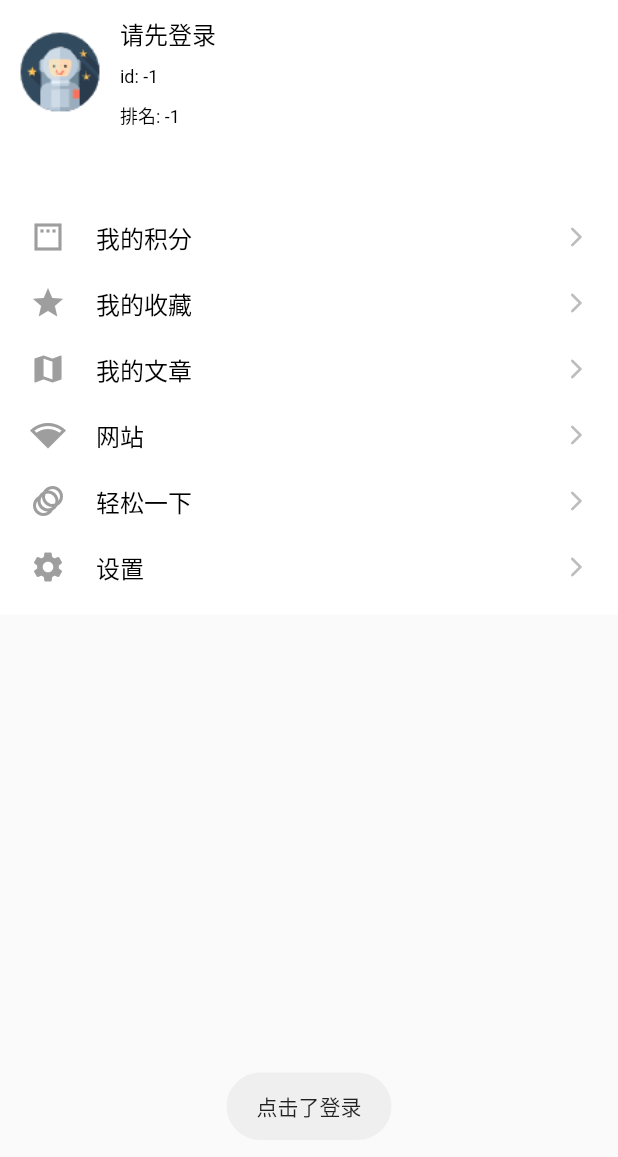
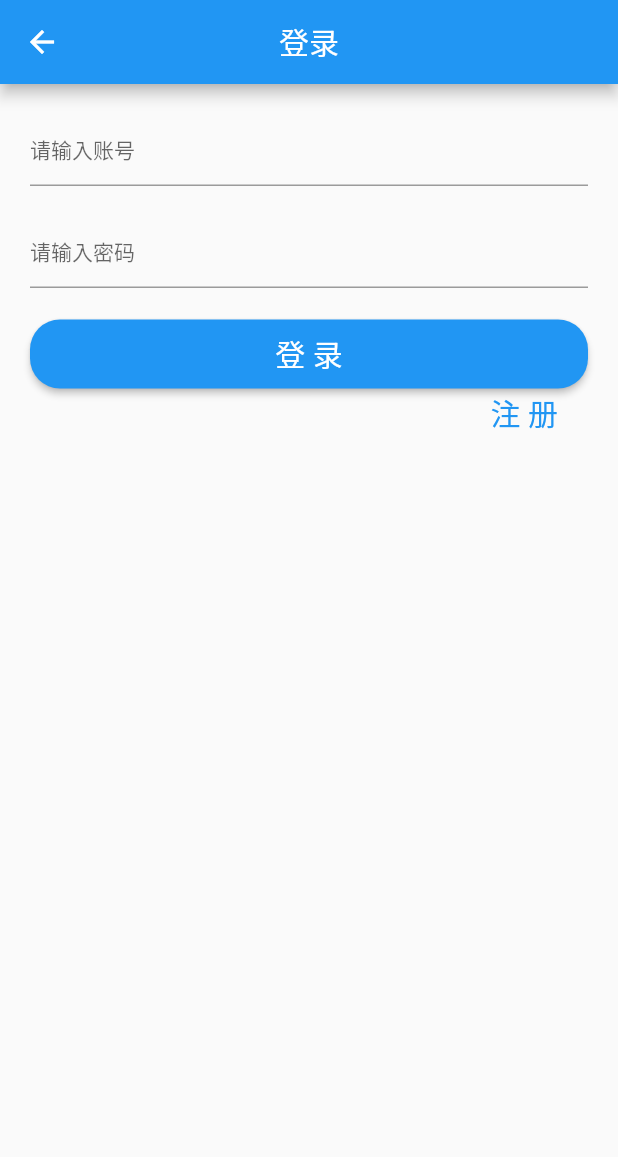
Before and after one commit to paihuai00/wan_android_flutter, a Flutter app: the BottomMinePage screen opened by its route, after a tap on "请先登录", on a phone screen of 412 x 824 dp. Shown: the top 1157 px of the screen. Run offline on Flutter 3.47's test engine with Material 2 defaults, Android fonts, the phone set to English and light mode, and no system bars; our stand-ins replace cached_network_image, cookie_jar, dio, dio_cookie_manager, flutter_easyrefresh, flutter_screenutil and 6 more; missing offline and left inert: dio_cache_interceptor; accounts and stored records are empty; statements that could not run were skipped.

Commit message:
添加 登录、注册页面

```diff
--- a/lib/pages/bottoms/bottom_mine_page.dart
+++ b/lib/pages/bottoms/bottom_mine_page.dart
@@ -1,7 +1,8 @@
 import 'package:flutter/material.dart';
 import 'package:wan_android_flutter/models/user_model.dart';
+import 'package:wan_android_flutter/routers/navigator_util.dart';
+import 'package:wan_android_flutter/routers/router_config.dart';
 import 'package:wan_android_flutter/utils/image_utils.dart';
-import 'package:wan_android_flutter/utils/toast_util.dart';
 import 'package:wan_android_flutter/utils/user_manager.dart';
 import 'package:wan_android_flutter/widgets/mine_list_widget.dart';
 
@@ -120,7 +121,11 @@ class _BottomMinePageState extends State<BottomMinePage> {
 
   ///点击 - 登录
   _clickLogin() {
-    XToast.show("点击了登录");
+    if (UserManager.getInstance().isLogin()) {
+      return;
+    }
+
+    NavigatorUtil.jump(context, RouterConfig.loginPage);
   }
 
   ///
--- /dev/null
+++ b/lib/pages/login_page.dart
@@ -0,0 +1,152 @@
+import 'package:flutter/material.dart';
+import 'package:wan_android_flutter/base/base_view.dart';
+import 'package:wan_android_flutter/base/base_viewmodel.dart';
+import 'package:wan_android_flutter/routers/navigator_util.dart';
+import 'package:wan_android_flutter/routers/router_config.dart';
+import 'package:wan_android_flutter/view_model/login_regist_vm.dart';
+
+/// @Author: cuishuxiang
+/// @Date: 2022/2/11 2:46 下午
+/// @Description:登录
+class LoginPage extends StatefulWidget {
+  const LoginPage({Key? key}) : super(key: key);
+
+  @override
+  _LoginPageState createState() => _LoginPageState();
+}
+
+class _LoginPageState extends State<LoginPage> {
+  static const String _TAG = "LoginPage ";
+
+  late BaseViewModel _viewModel;
+
+  late TextEditingController _phoneController = TextEditingController();
+
+  late TextEditingController _passwordController = TextEditingController();
+
+  @override
+  void initState() {
+    super.initState();
+  }
+
+  @override
+  void dispose() {
+    _passwordController.dispose();
+    _phoneController.dispose();
+    super.dispose();
+  }
+
+  @override
+  Widget build(BuildContext context) {
+    return Scaffold(
+      appBar: AppBar(
+        centerTitle: true,
+        title: const Text(
+          "登录",
+          style: TextStyle(fontSize: 20, color: Colors.white),
+        ),
+      ),
+      body: BaseView<LoginRegisterViewModel>(
+        builder: (vm) {
+          _viewModel = vm;
+          return SafeArea(
+              child: Container(
+            padding: const EdgeInsets.all(20),
+            child: SingleChildScrollView(
+              child: Column(
+                crossAxisAlignment: CrossAxisAlignment.center,
+                children: [
+                  TextField(
+                    controller: _phoneController,
+                    maxLines: 1,
+                    style: const TextStyle(fontSize: 14, color: Colors.blue),
+                    decoration: const InputDecoration(hintText: "请输入账号"),
+                  ),
+                  const SizedBox(
+                    height: 20,
+                  ),
+                  TextField(
+                    controller: _passwordController,
+                    maxLines: 1,
+                    style: const TextStyle(fontSize: 14, color: Colors.blue),
+                    decoration: const InputDecoration(hintText: "请输入密码"),
+                  ),
+                  const SizedBox(
+                    height: 20,
+                  ),
+                  ElevatedButton(
+                      style: ButtonStyle(
+                        shape: MaterialStateProperty.all(
+                            const RoundedRectangleBorder(
+                                borderRadius: BorderRadius.all(
+                                    Radius.circular(20)))), //圆角弧度
+                      ),
+                      onPressed: () {
+                        _doLogin();
+                      },
+                      child: Container(
+                          width: double.infinity,
+                          alignment: Alignment.center,
+                          padding: const EdgeInsets.only(top: 8, bottom: 8),
+                          child: const Text(
+                            "登 录",
+                            style: TextStyle(fontSize: 20, color: Colors.white),
+                          ))),
+                  Row(
+                    children: [
+                      const Expanded(child: SizedBox()),
+                      InkWell(
+                        onTap: () {
+                          _doRegister();
+                        },
+                        child: const Text(
+                          "注 册",
+                          style: TextStyle(fontSize: 20, color: Colors.blue),
+                        ),
+                      ),
+                      const SizedBox(
+                        width: 20,
+                      )
+                    ],
+                  )
+                ],
+              ),
+            ),
+          ));
+        },
+      ),
+    );
+  }
+
+  //登录
+  void _doLogin() {}
+
+  void _doRegister() {
+    NavigatorUtil.jump(context, RouterConfig.registerPage);
+  }
+
+// _buildTop() {
+//   return Row(
+//     children: <Widget>[
+//       InkWell(
+//         onTap: () {
+//           NavigatorUtil.goBack(context);
+//         },
+//         child: const Icon(
+//           Icons.close,
+//           size: 30,
+//           color: NormalColor.textBlue,
+//         ),
+//       ),
+//       Expanded(
+//           child: Container(
+//         alignment: Alignment.center,
+//         child: Text(
+//           "登录",
+//           style: TextStyle(fontSize: 28, color: Colors.blue),
+//         ),
+//       ))
+//     ],
+//   );
+// }
+}
--- a/lib/routers/navigator_util.dart
+++ b/lib/routers/navigator_util.dart
@@ -10,9 +10,7 @@ import 'package:wan_android_flutter/utils/event_bus.dart';
 class NavigatorUtil {
   late Route? currentRoute;
   factory NavigatorUtil() {
-    if (_singleton == null) {
-      _singleton = NavigatorUtil._();
-    }
+    _singleton ??= NavigatorUtil._();
     return _singleton!;
   }
 
--- a/lib/routers/router_config.dart
+++ b/lib/routers/router_config.dart
@@ -7,11 +7,14 @@ import 'package:wan_android_flutter/pages/bottoms/square/bottom_square_page.dart
 import 'package:wan_android_flutter/pages/bottoms/wx/bottom_wx_page.dart';
 import 'package:wan_android_flutter/pages/home_page.dart';
 import 'package:wan_android_flutter/pages/launch_pages.dart';
+import 'package:wan_android_flutter/pages/login_page.dart';
+import 'package:wan_android_flutter/pages/register_page.dart';
 import 'package:wan_android_flutter/view_model/bottom_home_vm.dart';
 import 'package:wan_android_flutter/view_model/bottom_project_vm.dart';
 import 'package:wan_android_flutter/view_model/bottom_square_vm.dart';
 import 'package:wan_android_flutter/view_model/bottom_wx_vm.dart';
 import 'package:wan_android_flutter/view_model/launch_vm.dart';
+import 'package:wan_android_flutter/view_model/login_regist_vm.dart';
 
 /// @Author: cuishuxiang
 /// @Date: 2022/2/1 9:00 下午
@@ -33,19 +36,21 @@ class RouterConfig {
   static String bottomSquarePage = "/bottom_square_page";
   static String bottomWxPage = "/bottom_wx_page";
   static String bottomMinePage = "/bottom_mine_page";
+  static String loginPage = "/login_page";
+  static String registerPage = "/register_page";
 
   static final List<GetPage> getPages = [
     GetPage(
       name: launchPagePath,
       page: () => LaunchPages(),
       binding: BindingsBuilder(() => {Get.lazyPut(() => LaunchViewModel())}),
-        transitionDuration: Duration(milliseconds: 0)),
+    ),
 
     GetPage(
       name: homePage,
       page: () => HomePage(),
       // binding: BindingsBuilder(() => {Get.lazyPut(() => HomeViewModel())}),
-        transitionDuration: Duration(milliseconds: 0)),
+    ),
 
     //底部导航
     GetPage(
@@ -53,40 +58,51 @@ class RouterConfig {
       page: () => BottomHomePage(),
       binding:
           BindingsBuilder(() => {Get.lazyPut(() => BottomHomeViewModel())}),
-        transitionDuration: Duration(milliseconds: 0)),
+    ),
 
     GetPage(
       name: bottomProjectPage,
       page: () => BottomProjectPage(),
-        binding: BindingsBuilder(
-            () => {Get.lazyPut(() => BottomProjectViewModel())}),
-        transitionDuration: Duration(milliseconds: 0)),
+      binding:
+          BindingsBuilder(() => {Get.lazyPut(() => BottomProjectViewModel())}),
+    ),
 
     GetPage(
       name: bottomProjectDetailPage,
       page: () => ProjectDetailPage(""),
-        binding: BindingsBuilder(
-            () => {Get.lazyPut(() => BottomProjectViewModel())}),
-        transitionDuration: Duration(milliseconds: 0)),
+      binding:
+          BindingsBuilder(() => {Get.lazyPut(() => BottomProjectViewModel())}),
+    ),
 
     GetPage(
       name: bottomSquarePage,
       page: () => BottomSquarePage(),
       binding:
           BindingsBuilder(() => {Get.lazyPut(() => BottomSquareViewModel())}),
-        transitionDuration: Duration(milliseconds: 0)),
+    ),
 
     GetPage(
       name: bottomWxPage,
       page: () => BottomWxPage(),
-        binding:
-            BindingsBuilder(() => {Get.lazyPut(() => BottomWxViewModel())}),
-        transitionDuration: Duration(milliseconds: 0)),
+      binding: BindingsBuilder(() => {Get.lazyPut(() => BottomWxViewModel())}),
+    ),
 
     GetPage(
       name: bottomMinePage,
       page: () => BottomMinePage(),
       // binding: BindingsBuilder(() => {Get.lazyPut(() => BottomMineViewModel())}),
-        transitionDuration: Duration(milliseconds: 0)),
+    ),
+
+    GetPage(
+        name: loginPage,
+        page: () => LoginPage(),
+        binding: BindingsBuilder(
+            () => {Get.lazyPut(() => LoginRegisterViewModel())})),
+
+    GetPage(
+        name: registerPage,
+        page: () => RegisterPage(),
+        binding: BindingsBuilder(
+            () => {Get.lazyPut(() => LoginRegisterViewModel())})),
   ];
 }
--- /dev/null
+++ b/lib/view_model/login_regist_vm.dart
@@ -0,0 +1,12 @@
+import 'package:wan_android_flutter/base/base_viewmodel.dart';
+
+/// @Author: cuishuxiang
+/// @Date: 2022/2/11 2:48 下午
+/// @Description: 登录、注册 vm
+
+class LoginRegisterViewModel extends BaseViewModel {
+  @override
+  void dispose() {
+    super.dispose();
+  }
+}
```
Also changed, not shown: lib/main.dart (+1 -10 lines), lib/pages/register_page.dart (added, +115 -0 lines). Lines whose indentation alone changed are shown as unchanged.
